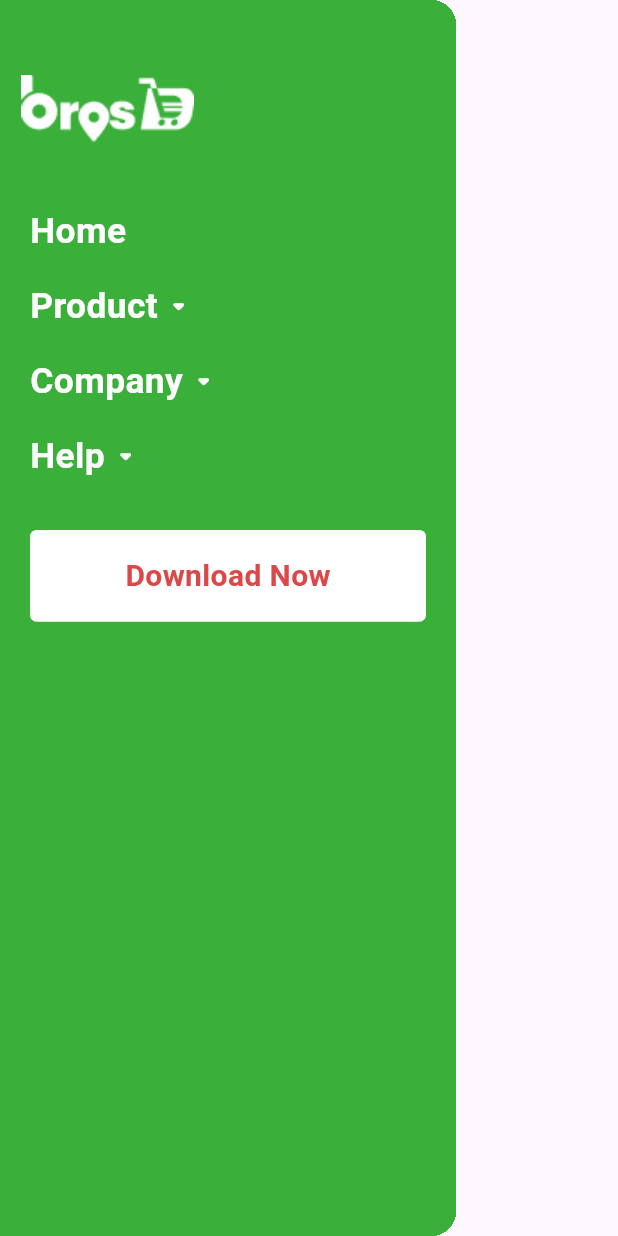
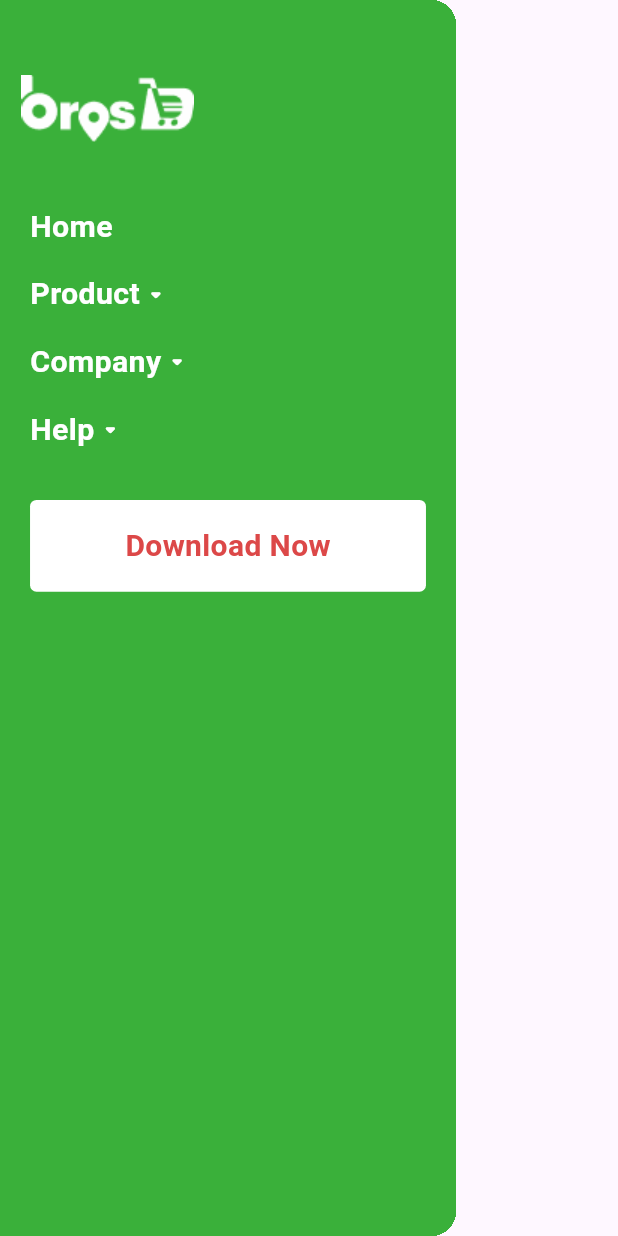
Before and after one commit to Waptech07/brosDweb, a Flutter app: the DrawerWidget widget shown alone on an empty page, opened directly, on a phone screen of 412 x 824 dp. Run offline on Flutter 3.47's test engine with Material 3 defaults, Android fonts, the phone set to English and light mode, and no system bars; our stand-ins replace flutter_screenutil, google_fonts; Roboto replaces fonts that are missing (Monda).

Commit message:
fix: resolve issue with mobile nav

```diff
--- a/lib/widgets/drawer_widget.dart
+++ b/lib/widgets/drawer_widget.dart
@@ -9,9 +9,7 @@ class DrawerWidget extends StatelessWidget {
 
   @override
   Widget build(BuildContext context) {
-    return ScreenUtilInit(
-      designSize: const Size(360, 800),
-      child: Drawer(
+    return Drawer(
       child: Container(
         padding: EdgeInsets.symmetric(
           vertical: 30.h,
@@ -33,7 +31,6 @@ class DrawerWidget extends StatelessWidget {
                 // height: 40.h,
               ),
             ),
-              // Navigation Items (Scrollable if needed)
             Expanded(
               child: SingleChildScrollView(
                 padding: EdgeInsets.symmetric(horizontal: 20.w),
@@ -94,7 +91,6 @@ class DrawerWidget extends StatelessWidget {
           ],
         ),
       ),
-      ),
     );
   }
 }
--- a/lib/widgets/nav_dropdown.dart
+++ b/lib/widgets/nav_dropdown.dart
@@ -53,7 +53,7 @@ class NavDropdown extends StatelessWidget {
         Text(
           title,
           style: GoogleFonts.monda(
-            fontSize: 20.62.sp,
+            fontSize: 70.62.sp,
             fontWeight: FontWeight.w700,
             color: Colors.white,
           ),
@@ -63,7 +63,7 @@ class NavDropdown extends StatelessWidget {
           Icon(
             Icons.arrow_drop_down_rounded,
             color: Colors.white,
-            size: 20.62.sp,
+            size: 70.62.sp,
           ),
         ],
       ],
```
Lines whose indentation alone changed are shown as unchanged.
